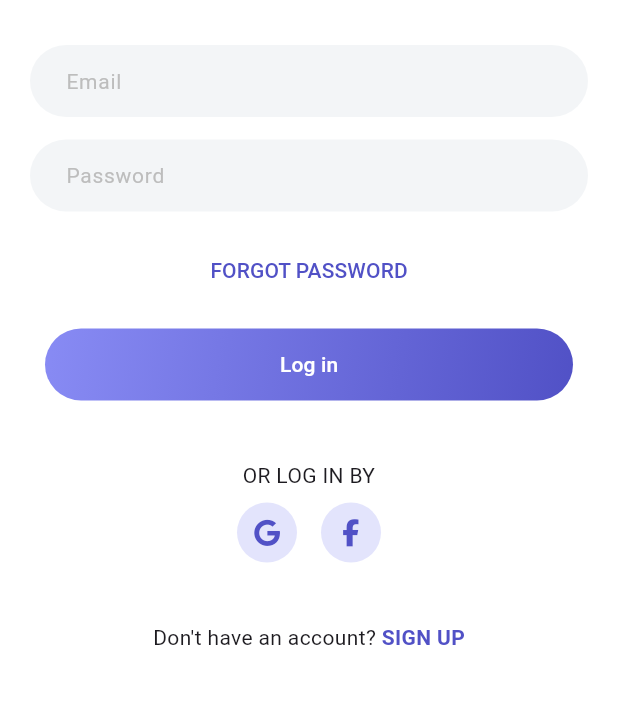
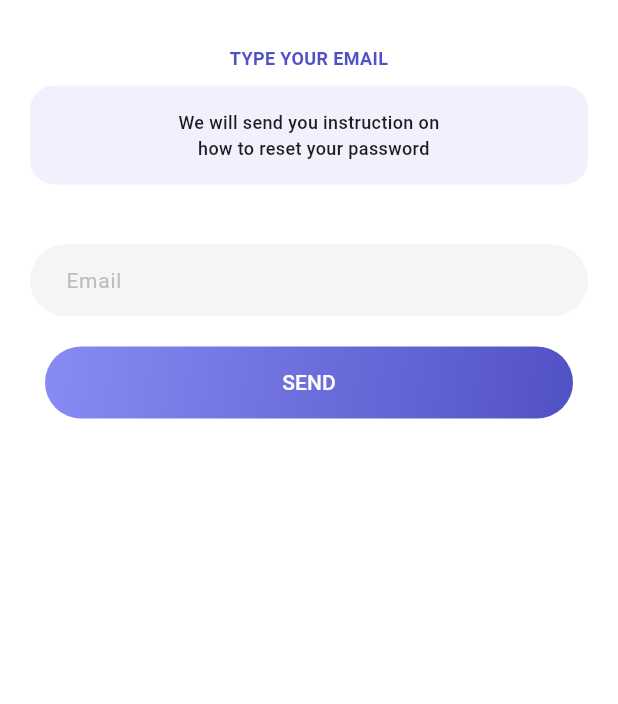
Before and after one commit to abdGhost/social_media_app, a Flutter app: the screen it shows after launch, after a tap on "FORGOT PASSWORD", on a phone screen of 412 x 824 dp, the part 450-1154 px from its top. Run offline on Flutter 3.47's test engine with Material 3 defaults, Android fonts, the phone set to English and light mode, and no system bars; our stand-ins replace firebase_core, flutter_svg, font_awesome_flutter; accounts and stored records are empty.

Commit message:
added forget_password_screen

```diff
--- a/lib/constant/app_colors.dart
+++ b/lib/constant/app_colors.dart
@@ -10,4 +10,6 @@ class AppColors {
   static const Color gradientStart = Color(0xFF888BF4);
   static const Color gradientEnd = Color(0xFF5151C6);
   static const Color iconBackground = Color(0xFFE3E4FC);
+
+  static const Color cardBackgroundColor = Color(0xFFF1F1FE);
 }
--- /dev/null
+++ b/lib/screens/forget_password_screen.dart
@@ -0,0 +1,92 @@
+import 'package:flutter/material.dart';
+
+import '../constant/app_colors.dart';
+import '../widgets/custom_button_widget.dart';
+import '../widgets/login_background_widget.dart';
+import '../widgets/textfield_widget.dart';
+import 'login_screen.dart';
+
+class ForgetPasswordScreen extends StatefulWidget {
+  const ForgetPasswordScreen({super.key});
+
+  @override
+  State<ForgetPasswordScreen> createState() => _ForgetPasswordScreenState();
+}
+
+class _ForgetPasswordScreenState extends State<ForgetPasswordScreen> {
+  @override
+  Widget build(BuildContext context) {
+    return Scaffold(
+      resizeToAvoidBottomInset: true,
+      body: SafeArea(
+        child: Stack(
+          children: [
+            LoginBackgroundWidget(),
+            Align(
+              alignment: Alignment.bottomCenter,
+              child: Container(
+                height: MediaQuery.of(context).size.height - 300,
+                decoration: const BoxDecoration(
+                  color: AppColors.white,
+                  borderRadius: BorderRadius.only(
+                    topLeft: Radius.circular(25),
+                    topRight: Radius.circular(25),
+                  ),
+                ),
+                child: SingleChildScrollView(
+                  child: Padding(
+                    padding: const EdgeInsets.symmetric(horizontal: 20.0),
+                    child: Column(
+                      crossAxisAlignment: CrossAxisAlignment.stretch,
+                      children: [
+                        const SizedBox(height: 30),
+                        Text(
+                          'TYPE YOUR EMAIL',
+                          textAlign: TextAlign.center,
+                          style: TextStyle(
+                            color: AppColors.primary,
+                            fontSize: 12,
+                            fontWeight: FontWeight.w600,
+                          ),
+                        ),
+                        SizedBox(
+                          height: 10,
+                        ),
+                        Container(
+                          padding: EdgeInsets.symmetric(vertical: 16),
+                          decoration: BoxDecoration(
+                            color: AppColors.cardBackgroundColor,
+                            borderRadius: BorderRadius.circular(16),
+                          ),
+                          child: Center(
+                            child: Text(
+                              'We will send you instruction on \n  how to reset your password',
+                              textAlign: TextAlign.center,
+                              style: TextStyle(
+                                fontSize: 12,
+                                fontWeight: FontWeight.w500,
+                              ),
+                            ),
+                          ),
+                        ),
+                        SizedBox(
+                          height: 40,
+                        ),
+                        TextfieldWidget(labelText: 'Email'),
+                        const SizedBox(height: 20),
+                        CustomButtonWidget(
+                          buttonLabel: 'SEND',
+                          onPressed: () {},
+                        ),
+                      ],
+                    ),
+                  ),
+                ),
+              ),
+            ),
+          ],
+        ),
+      ),
+    );
+  }
+}
--- a/lib/screens/login_screen.dart
+++ b/lib/screens/login_screen.dart
@@ -1,5 +1,7 @@
 import 'package:flutter/material.dart';
 import 'package:font_awesome_flutter/font_awesome_flutter.dart';
+import 'package:social_media_app/screens/forget_password_screen.dart';
+import 'package:social_media_app/screens/signup_screen.dart';
 import 'package:social_media_app/widgets/custom_button_widget.dart';
 import 'package:social_media_app/widgets/login_background_widget.dart';
 import 'package:social_media_app/widgets/socical_icon_button_widget.dart';
@@ -40,7 +42,17 @@ class LoginScreen extends StatelessWidget {
                         const SizedBox(height: 15),
                         TextfieldWidget(labelText: 'Password'),
                         const SizedBox(height: 15),
-                        TextButtonWidget(textLabel: 'FORGOT PASSWORD'),
+                        TextButtonWidget(
+                          textLabel: 'FORGOT PASSWORD',
+                          onPressed: () {
+                            Navigator.push(
+                              context,
+                              MaterialPageRoute(
+                                builder: (ctx) => ForgetPasswordScreen(),
+                              ),
+                            );
+                          },
+                        ),
                         const SizedBox(height: 15),
                         CustomButtonWidget(
                           buttonLabel: 'Log in',
@@ -51,7 +63,7 @@ class LoginScreen extends StatelessWidget {
                         const SizedBox(height: 8),
                         _buildSocialIcons(),
                         const SizedBox(height: 40),
-                        _buildSignUpText(),
+                        _buildSignUpText(context),
                       ],
                     ),
                   ),
@@ -92,16 +104,22 @@ class LoginScreen extends StatelessWidget {
     );
   }
 
-  Widget _buildSignUpText() {
+  Widget _buildSignUpText(BuildContext context) {
     return Row(
       mainAxisAlignment: MainAxisAlignment.center,
-      children: const [
+      children: [
         Text('Don\'t have an account? '),
-        Text(
-          'SIGN UP',
-          style: TextStyle(
-            color: AppColors.primary,
-            fontWeight: FontWeight.w600,
+        InkWell(
+          onTap: () {
+            Navigator.push(
+                context, MaterialPageRoute(builder: (ctx) => SignUpScreen()));
+          },
+          child: Text(
+            'SIGN UP',
+            style: TextStyle(
+              color: AppColors.primary,
+              fontWeight: FontWeight.w600,
+            ),
           ),
         ),
       ],
--- a/lib/widgets/text_button_widget.dart
+++ b/lib/widgets/text_button_widget.dart
@@ -6,16 +6,16 @@ class TextButtonWidget extends StatelessWidget {
   const TextButtonWidget({
     super.key,
     required this.textLabel,
+    required this.onPressed,
   });
 
   final String textLabel;
+  final VoidCallback onPressed;
 
   @override
   Widget build(BuildContext context) {
     return TextButton(
-      onPressed: () {
-        // Handle forgot password logic
-      },
+      onPressed: onPressed,
       child: Text(
         textLabel,
         style: TextStyle(color: AppColors.primary),
```
Also changed, not shown: lib/screens/signup_screen.dart (added, +88 -0 lines).
